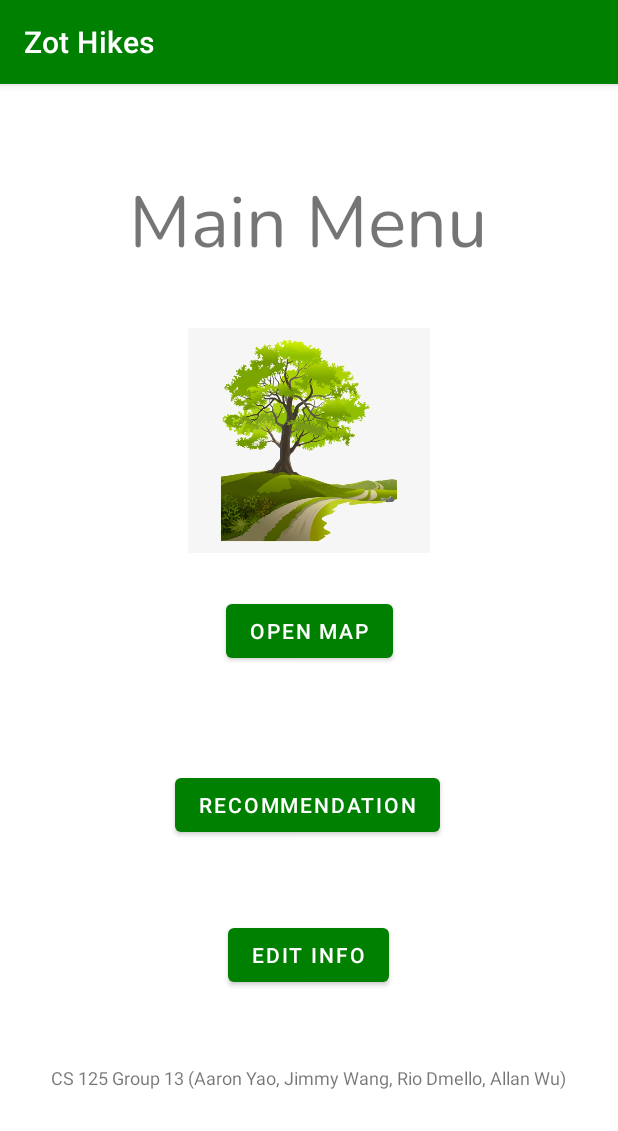
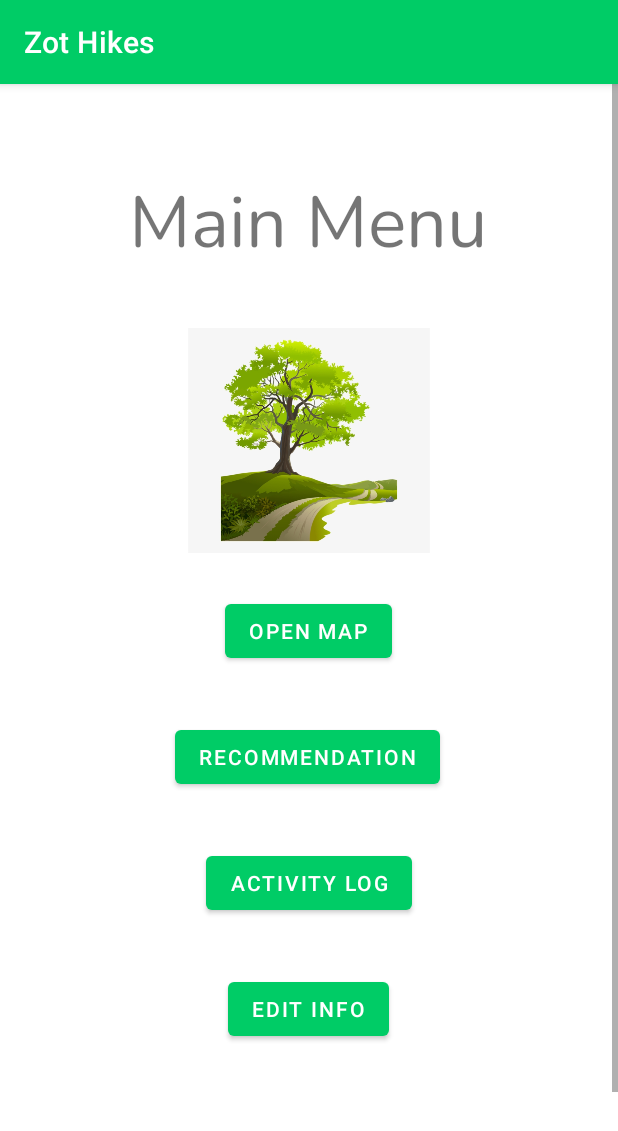
Before and after one commit to allanwu12321/zothikes, an Android app: the DisplayUserInfo screen opened directly, with no data from a screen before it, after a tap on "CONFIRM", on a phone screen of 412 x 824 dp. Shown: the top 1131 px of the screen. Run offline under Robolectric (Android 15) with nearby library versions, the phone set to English and light mode, and no system bars.

Commit message:
added ActivityLog activity, expanded user info fields to include wake up and sleep times, added corresponding MainMenu buttons

```diff
--- a/app/src/main/java/com/example/zothikes/DisplayUserInfo.kt
+++ b/app/src/main/java/com/example/zothikes/DisplayUserInfo.kt
@@ -20,7 +20,15 @@ class DisplayUserInfo : AppCompatActivity() {
         //confirm button code
         findViewById<Button>(R.id.confirm_button).setOnClickListener{
             Toast.makeText(this, "Information confirmed.", Toast.LENGTH_SHORT).show()
-            val intent = Intent(this, MainMenu::class.java).apply{}
+            val intent = Intent(this, MainMenu::class.java).apply{
+                // Temporary way to pass User information
+                putExtra("name", intent.getStringExtra("name"))
+                putExtra("age", intent.getStringExtra("age"))
+                putExtra("height", intent.getStringExtra("height"))
+                putExtra("weight", intent.getStringExtra("weight"))
+                putExtra("gender", intent.getStringExtra("gender"))
+                putExtra("goal", intent.getStringExtra("goal"))
+            }
             startActivity(intent)
         }
 
@@ -31,6 +39,8 @@ class DisplayUserInfo : AppCompatActivity() {
         findViewById<TextView>(R.id.confirm_weight).apply {text = intent.getStringExtra("weight")}
         findViewById<TextView>(R.id.confirm_gender).apply {text = intent.getStringExtra("gender")}
         findViewById<TextView>(R.id.confirm_goal).apply {text = intent.getStringExtra("goal")}
+        findViewById<TextView>(R.id.confirm_wake).apply {text = intent.getStringExtra("wake")}
+        findViewById<TextView>(R.id.confirm_sleep).apply {text = intent.getStringExtra("sleep")}
 
     }
 }
--- a/app/src/main/java/com/example/zothikes/MainActivity.kt
+++ b/app/src/main/java/com/example/zothikes/MainActivity.kt
@@ -12,6 +12,7 @@ import androidx.appcompat.app.AppCompatActivity
  * to do:
  * create an app icon
  * make toast darker to cover button
+ * reformat time inputs to actual numbers + am/pm dropdown menu
  */
 
 class MainActivity : AppCompatActivity() {
@@ -38,6 +39,8 @@ class MainActivity : AppCompatActivity() {
         user_data += findViewById<EditText>(R.id.weight_input).text.toString()
         user_data += findViewById<EditText>(R.id.gender_input).text.toString()
         user_data += findViewById<EditText>(R.id.goal_input).text.toString()
+        user_data += findViewById<EditText>(R.id.wake_input).text.toString()
+        user_data += findViewById<EditText>(R.id.sleep_input).text.toString()
         Toast.makeText(this, "Information updated.", Toast.LENGTH_SHORT).show()
 
         //pass data to next activity screen
@@ -49,6 +52,8 @@ class MainActivity : AppCompatActivity() {
             putExtra("weight", user_data[3])
             putExtra("gender", user_data[4])
             putExtra("goal", user_data[5])
+            putExtra("wake", user_data[6])
+            putExtra("sleep", user_data[7])
         }
         startActivity(intent)
     }
--- a/app/src/main/java/com/example/zothikes/MainMenu.kt
+++ b/app/src/main/java/com/example/zothikes/MainMenu.kt
@@ -6,9 +6,19 @@ import android.widget.Button
 import androidx.appcompat.app.AppCompatActivity
 
 /**
- * to do
+ * to do:
  * get user activity levels and wake up time
- * add "activity log"
+ * add "activity log" -- data should go to recommendation system to help get to target weight
+ * choose city? how do we know which hiking trails to display? maybe need to have a distance radius setting too.
+ *
+ * notification? -- complicated
+ * no need to pass data around through intents, should be using db anyways.
+ *
+ * styling:
+ * matching button sizes
+ * maybe new font
+ * new image
+ *
  */
 
 class MainMenu : AppCompatActivity() {
@@ -16,8 +26,20 @@ class MainMenu : AppCompatActivity() {
     override fun onCreate(savedInstanceState: Bundle?) {
         super.onCreate(savedInstanceState)
         setContentView(R.layout.activity_main_menu)
+        val user_data = mutableListOf<String>()
+
         findViewById<Button>(R.id.open_map_button).setOnClickListener{
             val intent = Intent(this, NearbyMap::class.java).apply{}
+            startActivity(intent)
+        }
+
+        findViewById<Button>(R.id.recommend_button).setOnClickListener{
+            val intent = Intent(this, RecommendationPage::class.java).apply{}
+            startActivity(intent)
+        }
+
+        findViewById<Button>(R.id.log_button).setOnClickListener{
+            val intent = Intent(this, ActivityLog::class.java).apply{}
             startActivity(intent)
         }
 
@@ -27,11 +49,6 @@ class MainMenu : AppCompatActivity() {
             //mainActivity is to enter user's info.
         }
 
-        findViewById<Button>(R.id.recommend_button).setOnClickListener{
-            val intent = Intent(this, RecommendationPage::class.java).apply{}
-            startActivity(intent)
-        }
-
 
     }
 
--- a/app/src/main/res/layout/activity_main_menu.xml
+++ b/app/src/main/res/layout/activity_main_menu.xml
@@ -12,17 +12,6 @@
     android:layout_width="match_parent"
     android:layout_height="match_parent"
     tools:context=".MainMenu">
-
-    <Button
-        android:id="@+id/open_map_button"
-        android:layout_width="wrap_content"
-        android:layout_height="wrap_content"
-        android:text="@string/open_map"
-        android:textColorLink="#750B0B"
-        app:layout_constraintBottom_toBottomOf="parent"
-        app:layout_constraintEnd_toEndOf="parent"
-        app:layout_constraintStart_toStartOf="parent"
-        app:layout_constraintTop_toTopOf="parent" />
 
     <TextView
         android:id="@+id/main_menu_title"
@@ -39,32 +28,6 @@
         app:layout_constraintTop_toTopOf="parent"
         app:layout_constraintVertical_bias="0.182" />
 
-    <Button
-        android:id="@+id/recommend_button"
-        android:layout_width="wrap_content"
-        android:layout_height="wrap_content"
-        android:layout_marginTop="68dp"
-        android:text="@string/recommendation"
-        app:layout_constraintEnd_toEndOf="parent"
-        app:layout_constraintHorizontal_bias="0.497"
-        app:layout_constraintStart_toStartOf="parent"
-        app:layout_constraintTop_toBottomOf="@+id/open_map_button" />
-
-    <TextView
-        android:id="@+id/group_info"
-        android:layout_width="wrap_content"
-        android:layout_height="wrap_content"
-        android:layout_marginTop="80dp"
-        android:text="@string/cs_125_group_13_aaron_yao_jimmy_wang_rio_dmello_allan_wu"
-        android:textAlignment="center"
-        android:textSize="12sp"
-        app:layout_constraintBottom_toBottomOf="parent"
-        app:layout_constraintEnd_toEndOf="parent"
-        app:layout_constraintHorizontal_bias="0.491"
-        app:layout_constraintStart_toStartOf="parent"
-        app:layout_constraintTop_toBottomOf="@+id/recommend_button"
-        app:layout_constraintVertical_bias="0.536" />
-
     <ImageView
         android:id="@+id/menu_image"
         android:layout_width="wrap_content"
@@ -80,15 +43,68 @@
         app:srcCompat="@drawable/_82_3827159_tree_clipart_spring_tree_nature_vector_page_borders" />
 
     <Button
+        android:id="@+id/open_map_button"
+        android:layout_width="wrap_content"
+        android:layout_height="wrap_content"
+        android:layout_weight="1"
+        android:text="@string/open_map"
+        app:layout_constraintBottom_toBottomOf="parent"
+        app:layout_constraintEnd_toEndOf="parent"
+        app:layout_constraintHorizontal_bias="0.498"
+        app:layout_constraintStart_toStartOf="parent"
+        app:layout_constraintTop_toTopOf="parent"
+        app:layout_constraintVertical_bias="0.411" />
+
+    <Button
+        android:id="@+id/recommend_button"
+        android:layout_width="wrap_content"
+        android:layout_height="wrap_content"
+        android:layout_marginTop="36dp"
+        android:layout_weight="1"
+        android:text="@string/recommendation"
+        app:layout_constraintEnd_toEndOf="parent"
+        app:layout_constraintHorizontal_bias="0.497"
+        app:layout_constraintStart_toStartOf="parent"
+        app:layout_constraintTop_toBottomOf="@+id/open_map_button" />
+
+    <Button
+        android:id="@+id/log_button"
+        android:layout_width="wrap_content"
+        android:layout_height="wrap_content"
+        android:layout_marginTop="36dp"
+        android:layout_weight="1"
+        android:text="@string/activity_log"
+        app:layout_constraintEnd_toEndOf="parent"
+        app:layout_constraintStart_toStartOf="parent"
+        app:layout_constraintTop_toBottomOf="@+id/recommend_button" />
+
+    <Button
         android:id="@+id/edit_info_button"
         android:layout_width="wrap_content"
         android:layout_height="wrap_content"
-        android:layout_marginTop="52dp"
+        android:layout_marginTop="36dp"
+        android:layout_weight="1"
         android:text="@string/edit_info"
         app:layout_constraintEnd_toEndOf="parent"
         app:layout_constraintHorizontal_bias="0.498"
         app:layout_constraintStart_toStartOf="parent"
-        app:layout_constraintTop_toBottomOf="@+id/recommend_button" />
+        app:layout_constraintTop_toBottomOf="@+id/log_button" />
+
+    <TextView
+        android:id="@+id/group_info"
+        android:layout_width="wrap_content"
+        android:layout_height="wrap_content"
+        android:layout_marginTop="149dp"
+        android:gravity="center_horizontal"
+        android:text="@string/cs_125_group_13_aaron_yao_jimmy_wang_rio_dmello_allan_wu"
+        android:textAlignment="center"
+        android:textSize="12sp"
+        app:layout_constraintBottom_toBottomOf="parent"
+        app:layout_constraintEnd_toEndOf="parent"
+        app:layout_constraintHorizontal_bias="0.491"
+        app:layout_constraintStart_toStartOf="parent"
+        app:layout_constraintTop_toBottomOf="@+id/edit_info_button"
+        app:layout_constraintVertical_bias="0.0" />
 
 </androidx.constraintlayout.widget.ConstraintLayout>
 
--- a/app/src/main/res/values/colors.xml
+++ b/app/src/main/res/values/colors.xml
@@ -8,6 +8,6 @@
     <color name="black">#FF000000</color>
     <color name="white">#FFFFFFFF</color>
     <color name="blue">#00ace6</color>
-    <color name="green">#008000</color>
+    <color name="green">#00cc66</color>
 
 </resources>
```
Also changed, not shown: app/src/main/AndroidManifest.xml (+7 -3 lines), app/src/main/java/com/example/zothikes/ActivityLog.kt (added, +36 -0 lines), app/src/main/res/layout/activity_display_user_info.xml (+32 -0 lines), app/src/main/res/layout/activity_log.xml (added, +45 -0 lines), app/src/main/res/layout/activity_main.xml (+34 -0 lines), app/src/main/res/values/strings.xml (+7 -0 lines).
